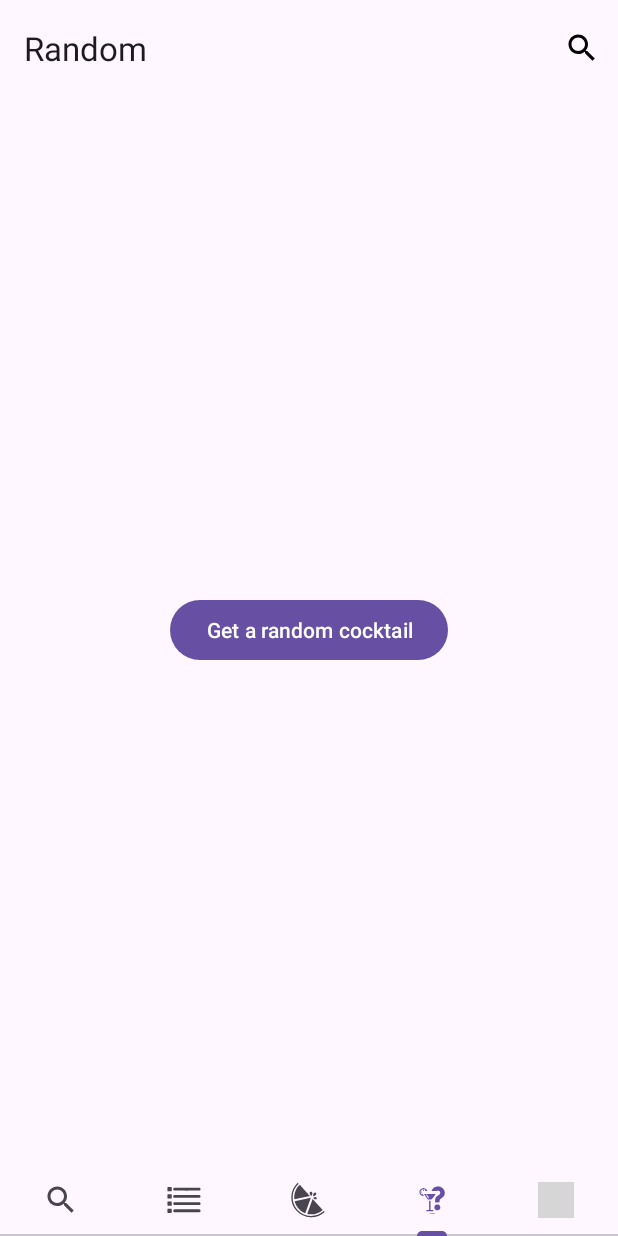
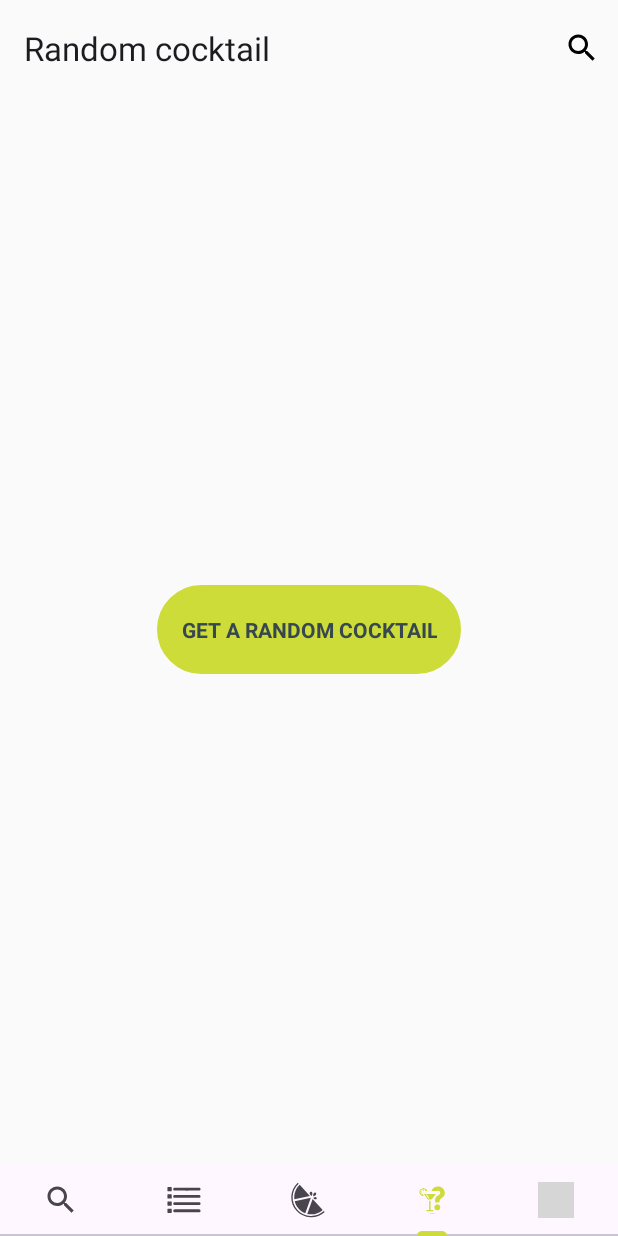
Before and after one commit to fbour33/CocktailApp, an Android app: the screen it shows after launch (MainActivity), item 4 of the bottom bar chosen, on a phone screen of 412 x 824 dp. Run offline under Robolectric (Android 15) with nearby library versions, the phone set to English and light mode, and no system bars; grey boxes are pictures that could not be loaded.

Commit message:
New front for the app

```diff
--- a/app/src/main/res/drawable/alcohol.xml
+++ b/app/src/main/res/drawable/alcohol.xml
@@ -4,6 +4,6 @@
     android:viewportWidth="960"
     android:viewportHeight="960">
   <path
-      android:fillColor="@color/secondaryColor"
+      android:fillColor="@color/accent"
       android:pathData="M240,840v-80h200v-200L120,200v-80h720v80L520,560v200h200v80L240,840ZM298,280h364l72,-80L226,200l72,80ZM480,484 L591,360L369,360l111,124ZM480,484Z"/>
 </vector>
--- /dev/null
+++ b/app/src/main/res/drawable/button_background.xml
@@ -0,0 +1,19 @@
+<?xml version="1.0" encoding="utf-8"?>
+<selector xmlns:android="http://schemas.android.com/apk/res/android">
+    <!-- res/drawable/button_background.xml -->
+        <!-- État pressé -->
+        <item android:state_pressed="true">
+            <shape android:shape="rectangle">
+                <solid android:color="@color/button_pressed_green" />
+                <corners android:radius="30dp" />
+            </shape>
+        </item>
+        <!-- État normal -->
+        <item>
+            <shape android:shape="rectangle">
+                <solid android:color="@color/button_amber" />
+                <corners android:radius="30dp" />
+                <stroke android:width="1dp" android:color="@color/button_border_green" />
+            </shape>
+        </item>
+</selector>
--- a/app/src/main/res/layout/activity_main.xml
+++ b/app/src/main/res/layout/activity_main.xml
@@ -4,10 +4,12 @@
     xmlns:tools="http://schemas.android.com/tools"
     android:layout_width="match_parent"
     android:layout_height="match_parent"
+    android:theme="@style/Base.Theme.CocktailApp"
     tools:context=".MainActivity">
 
     <com.google.android.material.appbar.AppBarLayout
         android:id="@+id/header"
+        android:backgroundTint="@color/background_light"
         android:layout_width="match_parent"
         android:layout_height="wrap_content"
         app:layout_constraintTop_toTopOf="parent"
--- a/app/src/main/res/layout/fragment_categories.xml
+++ b/app/src/main/res/layout/fragment_categories.xml
@@ -9,14 +9,13 @@
     <androidx.recyclerview.widget.RecyclerView
         android:layout_width="match_parent"
         android:layout_height="match_parent"
-        android:layout_margin="30dp"
+        android:layout_margin="16dp"
         android:id="@+id/recycler_view_category" />
 
     <com.google.android.material.progressindicator.CircularProgressIndicator
         android:id="@+id/circular_progress_indicator"
         android:layout_width="wrap_content"
         android:layout_height="wrap_content"
-        android:backgroundTint="@color/blue"
         app:indicatorSize="50dp"
         android:indeterminate="true"
         android:layout_gravity="center"
--- a/app/src/main/res/layout/fragment_cocktail.xml
+++ b/app/src/main/res/layout/fragment_cocktail.xml
@@ -17,7 +17,6 @@
         android:id="@+id/circular_progress_indicator"
         android:layout_width="wrap_content"
         android:layout_height="wrap_content"
-        android:backgroundTint="@color/blue"
         app:indicatorSize="50dp"
         android:indeterminate="true"
         android:layout_gravity="center"
--- a/app/src/main/res/layout/fragment_favorites.xml
+++ b/app/src/main/res/layout/fragment_favorites.xml
@@ -5,10 +5,5 @@
     android:layout_height="match_parent"
     tools:context=".ui.favorites.FavoritesFragment">
 
-    <!-- TODO: Update blank fragment layout -->
-    <TextView
-        android:layout_width="match_parent"
-        android:layout_height="match_parent"
-        android:text="@string/hello_blank_fragment" />
 
 </FrameLayout>
--- a/app/src/main/res/layout/fragment_ingredients.xml
+++ b/app/src/main/res/layout/fragment_ingredients.xml
@@ -16,7 +16,6 @@
         android:id="@+id/circular_progress_indicator"
         android:layout_width="wrap_content"
         android:layout_height="wrap_content"
-        android:backgroundTint="@color/blue"
         app:indicatorSize="50dp"
         android:indeterminate="true"
         android:layout_gravity="center"
--- a/app/src/main/res/layout/fragment_random_cocktail.xml
+++ b/app/src/main/res/layout/fragment_random_cocktail.xml
@@ -11,8 +11,20 @@
         android:layout_width="wrap_content"
         android:layout_height="wrap_content"
         android:text="@string/random_cocktail_button"
+        android:background="@drawable/button_background"
+        android:textColor="@color/button_text_grey"
         android:layout_gravity="center"
-        android:gravity="center"/>
+        android:gravity="center"
+        android:textAppearance="@style/random_button"
+        android:padding="16dp" />
+
+    <!--<Button
+        android:id="@+id/random_button"
+        android:layout_width="wrap_content"
+        android:layout_height="wrap_content"
+        android:text="@string/random_cocktail_button"
+        android:layout_gravity="center"
+        android:gravity="center"/>-->
 
 
     <com.google.android.material.progressindicator.CircularProgressIndicator
--- a/app/src/main/res/layout/fragment_search.xml
+++ b/app/src/main/res/layout/fragment_search.xml
@@ -21,7 +21,6 @@
         android:id="@+id/circular_progress_indicator"
         android:layout_width="wrap_content"
         android:layout_height="wrap_content"
-        android:backgroundTint="@color/blue"
         android:indeterminate="true"
         app:layout_constraintEnd_toEndOf="parent"
         app:layout_constraintStart_toStartOf="parent"
--- a/app/src/main/res/layout/ingredient_detail_item.xml
+++ b/app/src/main/res/layout/ingredient_detail_item.xml
@@ -3,6 +3,7 @@
     android:layout_width="match_parent"
     android:layout_height="wrap_content"
     xmlns:app="http://schemas.android.com/apk/res-auto"
+    style="@style/Base.Theme.CocktailApp"
     android:layout_margin="12sp">
 
     <TextView
--- a/app/src/main/res/values/colors.xml
+++ b/app/src/main/res/values/colors.xml
@@ -5,4 +5,21 @@
     <color name="grey">#948392</color>
     <color name="pink">#F1B5CB</color>
     <color name="blue">#9DD9D2</color>
+
+    <color name="primary">#CDDC39</color> <!-- Vert citron vibrant -->
+    <color name="primaryDark">#2E7D32</color> <!-- Vert forêt profond -->
+    <color name="accent">#FF9800</color> <!-- Orange mandarine pour les éléments d'accentuation -->
+    <color name="background_light">#FAFAFA</color> <!-- Gris très clair -->
+    <color name="background_off_white">#FFFAF0</color>
+    <color name="text_primary">#212121</color> <!-- Gris foncé -->
+    <color name="text_secondary">#727272</color>
+    <color name="card_background">#F9FDFC</color>
+
+    <color name="button_amber">#FFC107</color>
+    <color name="button_pressed_green">#D4E157</color>
+    <color name="button_border_green">#C5E1A5</color>
+    <color name="button_text_grey">#37474F</color>
+    <color name="alternate_background">#ECEFF1</color>
+    <color name="highlight_cyan">#B2EBF2</color>
+    <!-- Autres couleurs -->
 </resources>
--- a/app/src/main/res/values/strings.xml
+++ b/app/src/main/res/values/strings.xml
@@ -4,7 +4,7 @@
     <string name="categories_text">Categories</string>
     <string name="ingredients_text">Ingredients</string>
     <string name="search_bar_hint">Search</string>
-    <string name="random_text">Random</string>
+    <string name="random_text">Random cocktail</string>
     <string name="random_cocktail_button">Get a random cocktail</string>
     <string name="image_description">image description</string>
     <string name="no_result_message">No Result Found</string>
@@ -18,6 +18,6 @@
     <string name="detail_back_title">Go Back</string>
     <!-- TODO: Remove or change this placeholder text -->
     <string name="hello_blank_fragment">Hello blank fragment</string>
-    <string name="favorites_text">Fav</string>
+    <string name="favorites_text">Favorite cocktails</string>
     <string name="no_favorite_cocktail_yet">No favorite cocktail yet</string>
 </resources>
--- /dev/null
+++ b/app/src/main/res/values/styles.xml
@@ -0,0 +1,27 @@
+<?xml version="1.0" encoding="utf-8"?>
+<resources>
+
+    <style name="CardText" parent="@style/TextAppearance.AppCompat.Light.SearchResult.Title">
+        <!-- Customisez la taille de la police, la couleur, etc. -->
+        <item name="android:fontFamily">sans-serif</item> <!-- Utilise Roboto -->
+        <item name="android:textStyle">bold</item>
+        <item name="android:textSize">20sp</item>
+        <item name="android:textColor">@color/text_primary</item>
+    </style>
+
+    <style name="itemListText" parent="@style/TextAppearance.AppCompat.Light.SearchResult.Title">
+        <!-- Customisez la taille de la police, la couleur, etc. -->
+        <item name="android:fontFamily">sans-serif</item> <!-- Utilise Roboto -->
+        <item name="android:textStyle">bold</item>
+        <item name="android:textSize">18sp</item>
+        <item name="android:textColor">@color/text_primary</item>
+    </style>
+
+    <style name="random_button" parent="@style/TextAppearance.AppCompat.Button">
+        <!-- Customisez la taille de la police, la couleur, etc. -->
+        <item name="android:fontFamily">sans-serif</item>
+        <item name="android:textStyle">bold</item>
+        <item name="android:textSize">14sp</item>
+        <item name="android:textColor">@color/text_primary</item>
+    </style>
+</resources>
--- a/app/src/main/res/values/themes.xml
+++ b/app/src/main/res/values/themes.xml
@@ -3,9 +3,16 @@
     <style name="Base.Theme.CocktailApp" parent="Theme.Material3.DayNight.NoActionBar">
         <item name="maxImageSize">120dp</item>
         <item name="textAppearanceDisplayLarge">?attr/textAppearanceTitleLarge</item>
-
+        <item name="colorPrimary">@color/primary</item>
+        <item name="colorPrimaryDark">@color/primaryDark</item>
+        <item name="colorAccent">@color/accent</item>
+        <item name="android:windowBackground">@color/background_light</item>
+        <item name="android:textColor">@color/text_primary</item>
+        <item name="android:textColorSecondary">@color/text_secondary</item>
     </style>
 
-    <style name="Theme.CocktailApp" parent="Base.Theme.CocktailApp" />
+    <style name="Theme.CocktailApp" parent="Base.Theme.CocktailApp"/>
+
+
 
 </resources>
```
Also changed, not shown: app/src/main/res/layout/activity_cocktail_detail.xml (+5 -4 lines), app/src/main/res/layout/cocktail_detail_tag.xml (+4 -4 lines), app/src/main/res/layout/item_list.xml (+8 -16 lines), app/src/main/res/layout/search_item.xml (+9 -6 lines).
